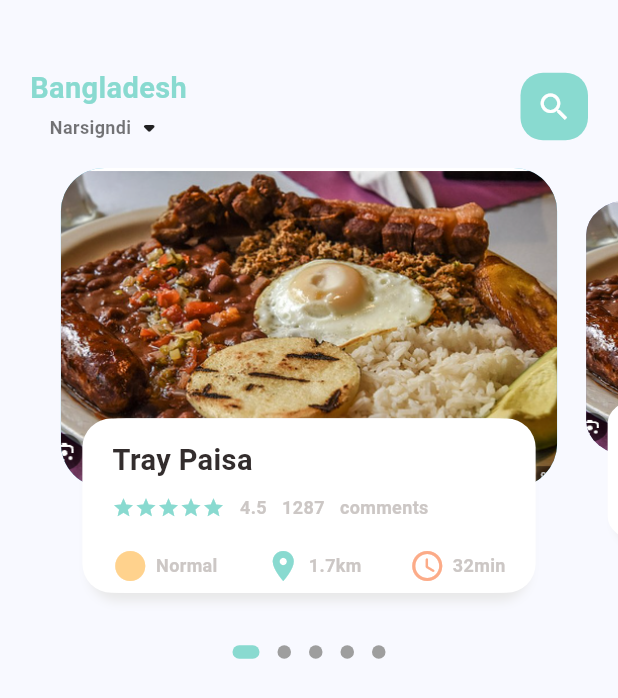
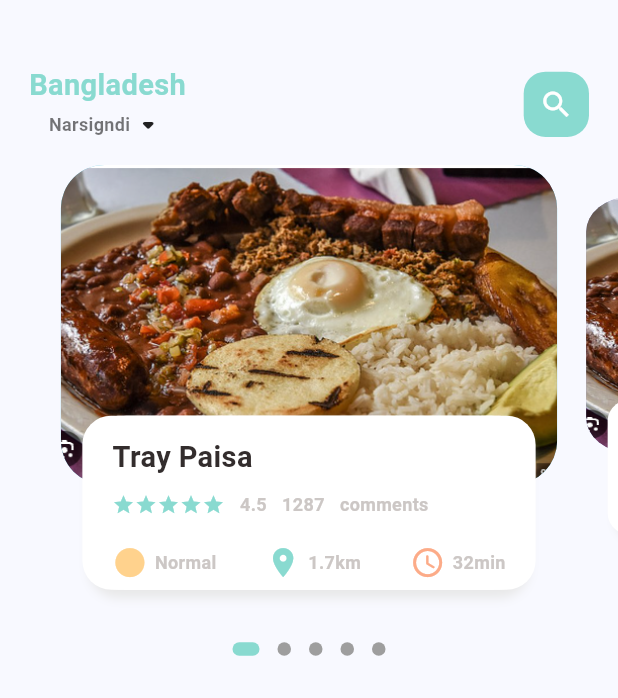
Before and after one commit to Lorena2387/app_e_comerce, a Flutter app: the screen it shows after launch, on a phone screen of 412 x 824 dp. Shown: the top 698 px of the screen. Run offline on Flutter 3.47's test engine with Material 3 defaults, Android fonts, the phone set to English and light mode, and no system bars; drawn by our look-alikes of dots_indicator; our stand-ins replace get.

Commit message:
define measurements of the main_food_page.dart screen containers for different device sizes

```diff
--- a/lib/Utils/dimensions.dart
+++ b/lib/Utils/dimensions.dart
@@ -11,6 +11,7 @@ class Dimensions {
   static double height15 = screenHeight / 56.8;
   static double height20 = screenHeight / 42.6;
   static double height30 = screenHeight / 28.4;
+  static double height45 = screenHeight / 18.93;
 
 //dynamic width padding and margin
   static double width10 = screenHeight / 85.2;
@@ -19,6 +20,12 @@ class Dimensions {
   static double width30 = screenHeight / 28.4;
 
   static double font20 = screenHeight / 42.6;
+
+  //radius
+  static double radius15 = screenHeight / 56.8;
   static double radius20 = screenHeight / 42.6;
   static double radius30 = screenHeight / 28.4;
+
+  //icon Size
+  static double iconSize24 = screenHeight / 35.5;
 }
--- a/lib/home/main_food_page.dart
+++ b/lib/home/main_food_page.dart
@@ -1,4 +1,5 @@
 import 'package:app_e_comerce/Utils/app_colors.dart';
+import 'package:app_e_comerce/Utils/dimensions.dart';
 import 'package:app_e_comerce/home/food_page_body.dart';
 import 'package:app_e_comerce/widgets/big_text.dart';
 import 'package:app_e_comerce/widgets/small_text.dart';
@@ -20,8 +21,10 @@ class _MainFoodPageState extends State<MainFoodPage> {
       children: [
         Container(
           child: Container(
-            margin: EdgeInsets.only(top: 45, bottom: 15),
-            padding: EdgeInsets.only(left: 20, right: 20),
+            margin: EdgeInsets.only(
+                top: Dimensions.height45, bottom: Dimensions.height15),
+            padding: EdgeInsets.only(
+                left: Dimensions.width20, right: Dimensions.width20),
             child: Row(
               mainAxisAlignment: MainAxisAlignment.spaceBetween,
               children: [
@@ -44,14 +47,15 @@ class _MainFoodPageState extends State<MainFoodPage> {
                 ),
                 Center(
                   child: Container(
-                    width: 45,
-                    height: 45,
+                    width: Dimensions.height45,
+                    height: Dimensions.height45,
                     child: Icon(
                       Icons.search,
                       color: Colors.white,
+                      size: Dimensions.iconSize24,
                     ),
                     decoration: BoxDecoration(
-                      borderRadius: BorderRadius.circular(15),
+                      borderRadius: BorderRadius.circular(Dimensions.radius15),
                       color: AppColors.mainColor,
                     ),
                   ),
--- a/lib/widgets/icon_and_text_widget.dart
+++ b/lib/widgets/icon_and_text_widget.dart
@@ -1,3 +1,4 @@
+import 'package:app_e_comerce/Utils/dimensions.dart';
 import 'package:app_e_comerce/widgets/small_text.dart';
 import 'package:flutter/material.dart';
 
@@ -20,6 +21,7 @@ class IconAndTextWidget extends StatelessWidget {
         Icon(
           icon,
           color: iconColor,
+          size: Dimensions.iconSize24,
         ),
         const SizedBox(
           width: 5,
```
